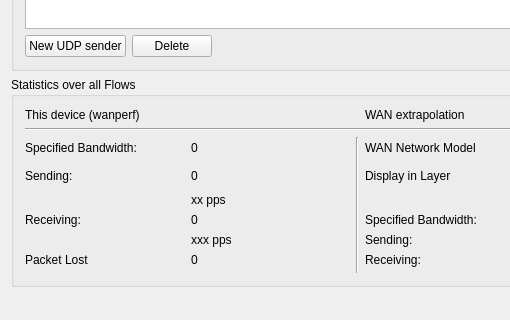
First picture: the form in mainwindow.ui, repository tibob/wanperf, before the edit; both pictures show x 0 to 510 and y 424 to 744 of the 1056 by 744 pixel window.
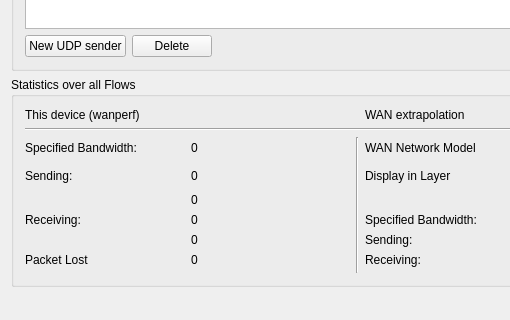
Second picture: the form after the edit.

Patch:
```diff
--- a/mainwindow.ui
+++ b/mainwindow.ui
@@ -278,7 +278,7 @@
        <item row="7" column="1">
         <widget class="QLabel" name="wanperfReceivingPps">
          <property name="text">
-          <string>xxx pps</string>
+          <string>0</string>
          </property>
         </widget>
        </item>
@@ -327,7 +327,7 @@
        <item row="5" column="1">
         <widget class="QLabel" name="wanperfSendingPps">
          <property name="text">
-          <string>xx pps</string>
+          <string>0</string>
          </property>
         </widget>
        </item>
```
Left out of the diff: 4 changed lines with no effect on the pictures.
